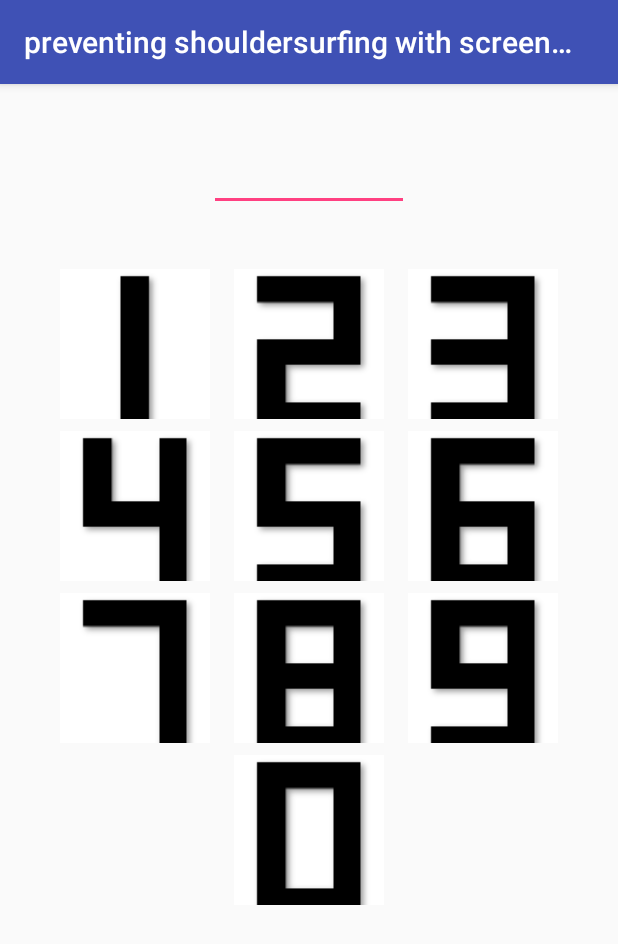
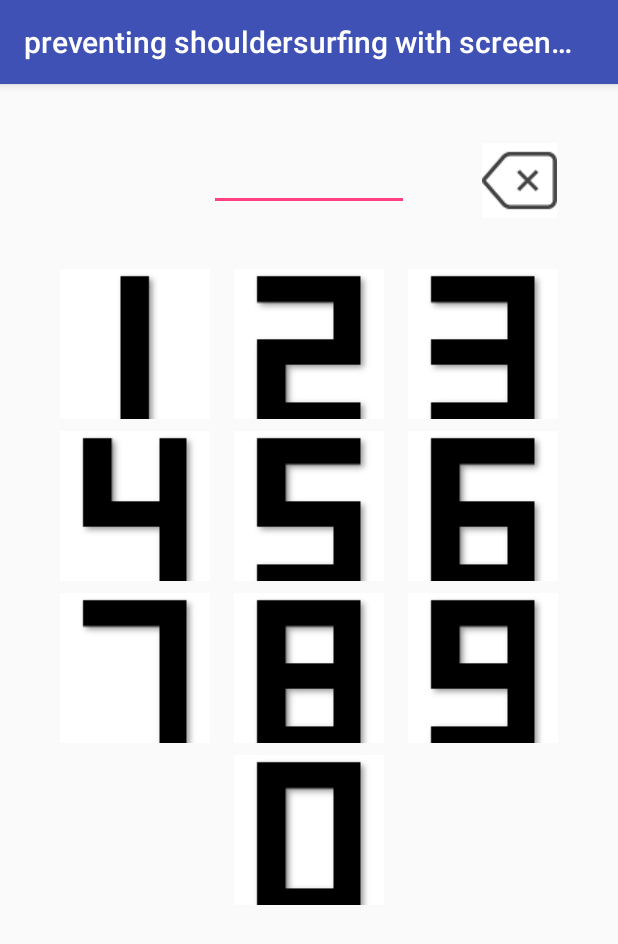
Before and after one commit to ShoFurukawa/preventingshouldersurfingwithscreenmovement, an Android app: the screen it shows after launch (MainActivity), on a phone screen of 412 x 824 dp. Shown: the top 944 px of the screen. Run offline under Robolectric (Android 15) with nearby library versions, the phone set to English and light mode, and no system bars.

Commit message:
EditTextの一番後ろの文字を削除する処理

```diff
--- a/app/src/main/res/layout/activity_main.xml
+++ b/app/src/main/res/layout/activity_main.xml
@@ -157,7 +157,7 @@
         android:layout_width="wrap_content"
         android:layout_height="wrap_content"
         android:ems="10"
-        android:inputType="textPassword"
+        android:inputType="text"
         android:maxLength="4"
         app:layout_constraintBottom_toTopOf="@+id/one"
         app:layout_constraintEnd_toEndOf="parent"
@@ -165,4 +165,18 @@
         app:layout_constraintStart_toStartOf="parent"
         app:layout_constraintTop_toTopOf="parent" />
 
+    <ImageButton
+        android:id="@+id/backspace"
+        android:layout_width="50dp"
+        android:layout_height="50dp"
+        android:layout_marginStart="8dp"
+        android:layout_marginEnd="8dp"
+        app:layout_constraintBottom_toTopOf="@+id/three"
+        app:layout_constraintEnd_toEndOf="parent"
+        app:layout_constraintHorizontal_bias="0.555"
+        app:layout_constraintStart_toEndOf="@+id/editText"
+        app:layout_constraintTop_toTopOf="@+id/editText"
+        app:layout_constraintVertical_bias="0.0"
+        app:srcCompat="@drawable/backspace" />
+
 </android.support.constraint.ConstraintLayout>
```
Also changed, not shown: app/src/main/java/com/application/shohei/preventingshouldersurfingwithscreenmovement/MainActivity.kt (+16 -4 lines), app/src/main/res/drawable/backspace.png (added).
